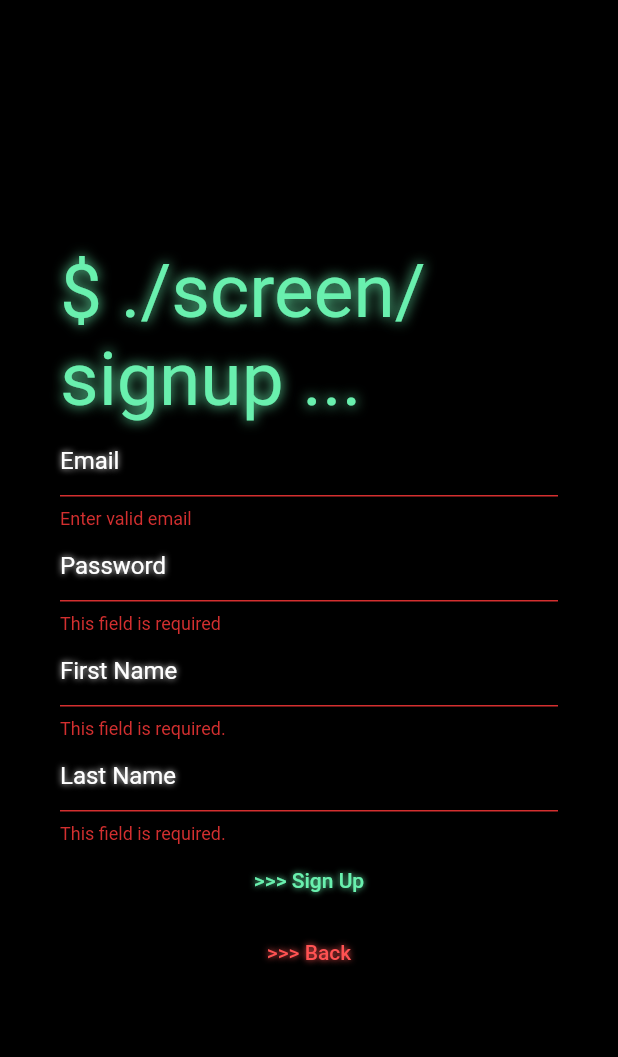
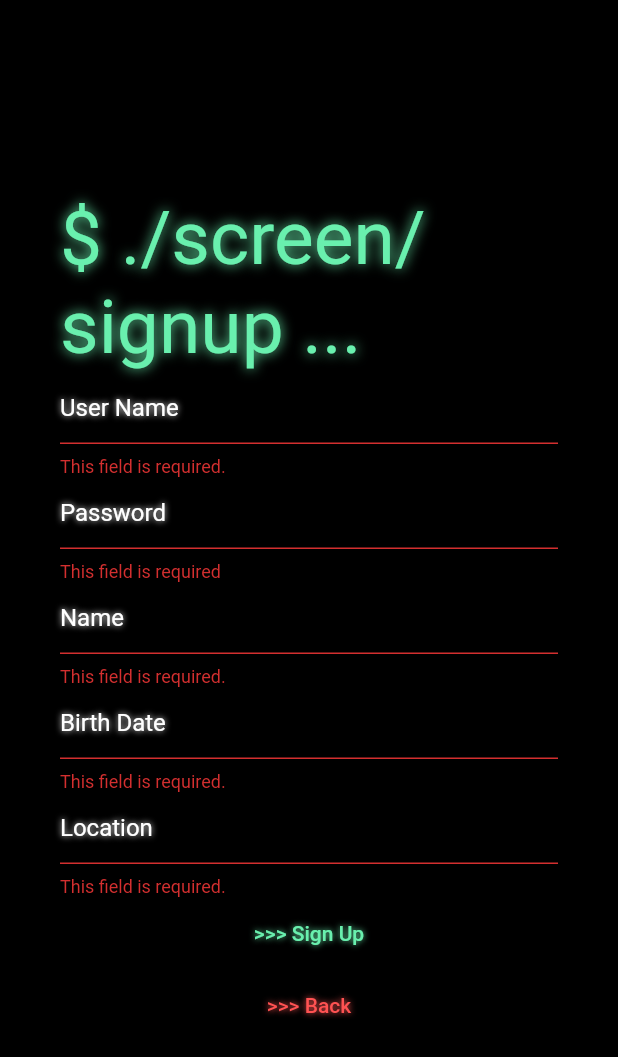
Before and after one commit to PERSEUS-1337/bashbook-todo-list-app, a Flutter app: the SignupPage screen opened directly, after a tap on ">>> Sign Up", on a phone screen of 412 x 824 dp. Shown: the top 1057 px of the screen. Run offline on Flutter 3.47's test engine with Material 2 defaults, Android fonts, the phone set to English and light mode, and no system bars; our stand-ins replace cloud_firestore, firebase_auth, firebase_core; missing offline and left inert: fake_cloud_firestore, firebase_auth_mocks; accounts and stored records are empty.

Commit message:
MS01: login, signup, todo, and feats implemented

```diff
--- a/cmsc23_project_ramillano/lib/api/firebase_auth_api.dart
+++ b/cmsc23_project_ramillano/lib/api/firebase_auth_api.dart
@@ -39,7 +39,7 @@ class FirebaseAuthAPI {
       /// Assigning the result of the `signInWithEmailAndPassword` method to the `credential` variable.
       await auth.signInWithEmailAndPassword(email: email, password: password);
     } on FirebaseAuthException catch (e) {
-       print(e.code);
+      print(e.code);
       return e.message!;
     } catch (e) {
       return "Unknown Error!";
@@ -59,15 +59,16 @@ class FirebaseAuthAPI {
   ///
   /// Returns:
   ///   A Future<String>
-  Future<String> signUp(
-      String email, String password, String firstName, String lastName) async {
+  Future<String> signUp(String email, String password, String name,
+      String birthdate, String location) async {
     UserCredential credential;
 
     try {
       credential = await auth.createUserWithEmailAndPassword(
           email: email, password: password);
       if (credential.user != null) {
-        saveUserToFirestore(credential.user?.uid, email, firstName, lastName);
+        saveUserToFirestore(
+            credential.user?.uid, email, password, name, birthdate, location);
       }
     } on FirebaseAuthException catch (e) {
       print(e.code);
@@ -88,14 +89,16 @@ class FirebaseAuthAPI {
   /// Args:
   ///   uid (String): The user's unique ID.
   ///   email (String): The email of the user
-  Future saveUserToFirestore(
-      String? uid, String email, String firstName, String lastName) async {
+  Future saveUserToFirestore(String? uid, email, String password, String name,
+      String birthdate, String location) async {
     try {
       await db.collection("users").doc(uid).set({
         "id": uid.toString(),
-        "email": email,
-        "firstName": firstName,
-        "lastName": lastName
+        "username": email,
+        "password": password,
+        "name": name,
+        "birthDate": birthdate,
+        "location": location
       });
     } on FirebaseException catch (e) {
       print(e.message);
--- a/cmsc23_project_ramillano/lib/assets/constants.dart
+++ b/cmsc23_project_ramillano/lib/assets/constants.dart
@@ -165,6 +165,15 @@ const textFormFirstName =
     InputDecoration(hintText: "First Name", hintStyle: textStyleWhite);
 const textFormLastName =
     InputDecoration(hintText: "Last Name", hintStyle: textStyleWhite);
+const textFormName =
+    InputDecoration(hintText: "Name", hintStyle: textStyleWhite);
+const textFormBirthDate =
+    InputDecoration(hintText: "Birth Date", hintStyle: textStyleWhite);
+const textFormLocation =
+    InputDecoration(hintText: "Location", hintStyle: textStyleWhite);
+const textFormUserName =
+    InputDecoration(hintText: "User Name", hintStyle: textStyleWhite);
+
 // StreamBuilder errors
 const snapshotWaiting = Center(child: CircularProgressIndicator());
 const snapshotError = Center(child: CircularProgressIndicator());
--- a/cmsc23_project_ramillano/lib/providers/auth_provider.dart
+++ b/cmsc23_project_ramillano/lib/providers/auth_provider.dart
@@ -61,8 +61,8 @@ class AuthProvider with ChangeNotifier {
   ///
   /// Returns:
   ///   A Future<String>
-  Future<String> signUp (
-      String email, String password, String firstName, String lastName) async {
-    return await authService.signUp(email, password, firstName, lastName);
+  Future<String> signUp(String email, String password, String name,
+      String birthdate, String location) async {
+    return await authService.signUp(email, password, name, birthdate, location);
   }
 }
--- a/cmsc23_project_ramillano/lib/screens/login.dart
+++ b/cmsc23_project_ramillano/lib/screens/login.dart
@@ -26,13 +26,17 @@ class _LoginPageState extends State<LoginPage> with InputValidationMixin {
       controller: emailController,
       style: Constants.textStyleWhite,
       decoration: Constants.textFormEmail,
-      validator: ((emailController) {
-        if (isValidEmail(emailController!)) {
-          return null;
-        } else {
-          return "Enter valid email";
-        }
+       validator: ((emailController) {
+        if (emailController!.isEmpty) return "This field is required.";
+        return null;
       }),
+      // validator: ((emailController) {
+      //   if (isValidEmail(emailController!)) {
+      //     return null;
+      //   } else {
+      //     return "Enter valid email";
+      //   }
+      // }),
     );
 
     /// This is creating a text field with a controller and a decoration.
@@ -53,7 +57,8 @@ class _LoginPageState extends State<LoginPage> with InputValidationMixin {
       onPressed: () async {
         if (_formKey.currentState!.validate()) {
             String retVal = await context.read<AuthProvider>().signIn(
-                emailController.text,
+                // emailController.text,
+                "${emailController.text}@${emailController.text}.com",
                 passwordController.text);
             // ignore: use_build_context_synchronously
             ScaffoldMessenger.of(context).showSnackBar(
--- a/cmsc23_project_ramillano/lib/screens/signup.dart
+++ b/cmsc23_project_ramillano/lib/screens/signup.dart
@@ -12,29 +12,40 @@ class SignupPage extends StatefulWidget {
 class _SignupPageState extends State<SignupPage> with InputValidationMixin {
   @override
   Widget build(BuildContext context) {
-    TextEditingController emailController = TextEditingController();
+    // TextEditingController emailController = TextEditingController();
+    TextEditingController nameController = TextEditingController();
+    TextEditingController birthDateController = TextEditingController();
+    TextEditingController locationController = TextEditingController();
+    TextEditingController userNameController = TextEditingController();
     TextEditingController passwordController = TextEditingController();
-    TextEditingController firstNameController = TextEditingController();
-    TextEditingController lastNameController = TextEditingController();
 
     final _formKey = GlobalKey<FormState>();
 
-    /// Creating a text field with a controller and a decoration.
-    final email = TextFormField(
-      key: const Key('email'),
-      controller: emailController,
+    // final email = TextFormField(
+    //   key: const Key('email'),
+    //   controller: emailController,
+    //   style: Constants.textStyleWhite,
+    //   decoration: Constants.textFormEmail,
+    //   validator: ((emailController) {
+    //     if (isValidEmail(emailController!)) {
+    //       return null;
+    //     } else {
+    //       return "Enter valid email";
+    //     }
+    //   }),
+    // );
+
+    final userName = TextFormField(
+      key: const Key('username'),
+      controller: userNameController,
       style: Constants.textStyleWhite,
-      decoration: Constants.textFormEmail,
-      validator: ((emailController) {
-        if (isValidEmail(emailController!)) {
-          return null;
-        } else {
-          return "Enter valid email";
-        }
+      decoration: Constants.textFormUserName,
+      validator: ((userNameController) {
+        if (userNameController!.isEmpty) return "This field is required.";
+        return null;
       }),
     );
 
-    /// This is creating a text field with a controller and a decoration.
     final password = TextFormField(
       key: const Key('psWord'),
       controller: passwordController,
@@ -47,26 +58,35 @@ class _SignupPageState extends State<SignupPage> with InputValidationMixin {
       }),
     );
 
-    /// This is creating a text field with a controller and a decoration.
-    final firstName = TextFormField(
-      key: const Key('firstName'),
-      controller: firstNameController,
+    final name = TextFormField(
+      key: const Key('name'),
+      controller: nameController,
       style: Constants.textStyleWhite,
-      decoration: Constants.textFormFirstName,
-      validator: ((firstNameController) {
-        if (firstNameController!.isEmpty) return "This field is required.";
+      decoration: Constants.textFormName,
+      validator: ((nameController) {
+        if (nameController!.isEmpty) return "This field is required.";
         return null;
       }),
     );
 
-    /// This is creating a text field with a controller and a decoration.
-    final lastName = TextFormField(
-      key: const Key('lastName'),
-      controller: lastNameController,
+    final birthDate = TextFormField(
+      key: const Key('birthDate'),
+      controller: birthDateController,
       style: Constants.textStyleWhite,
-      decoration: Constants.textFormLastName,
-      validator: ((lastNameController) {
-        if (lastNameController!.isEmpty) return "This field is required.";
+      decoration: Constants.textFormBirthDate,
+      validator: ((birthDateController) {
+        if (birthDateController!.isEmpty) return "This field is required.";
+        return null;
+      }),
+    );
+
+    final location = TextFormField(
+      key: const Key('location'),
+      controller: locationController,
+      style: Constants.textStyleWhite,
+      decoration: Constants.textFormLocation,
+      validator: ((locationController) {
+        if (locationController!.isEmpty) return "This field is required.";
         return null;
       }),
     );
@@ -76,10 +96,12 @@ class _SignupPageState extends State<SignupPage> with InputValidationMixin {
       onPressed: () async {
         if (_formKey.currentState!.validate()) {
           String retVal = await context.read<AuthProvider>().signUp(
-              emailController.text,
-              passwordController.text,
-              firstNameController.text,
-              lastNameController.text);
+                "${userNameController.text}@${userNameController.text}.com",
+                passwordController.text,
+                nameController.text,
+                birthDateController.text,
+                locationController.text,
+              );
           // ignore: use_build_context_synchronously
           ScaffoldMessenger.of(context).showSnackBar(SnackBar(
             content: Text(retVal),
@@ -113,10 +135,11 @@ class _SignupPageState extends State<SignupPage> with InputValidationMixin {
             padding: const EdgeInsets.only(left: 40.0, right: 40.0),
             children: <Widget>[
               Constants.textSignUpPage,
-              email,
+              userName,
               password,
-              firstName,
-              lastName,
+              name,
+              birthDate,
+              location,
               signupButton,
               backButton
             ],
```
